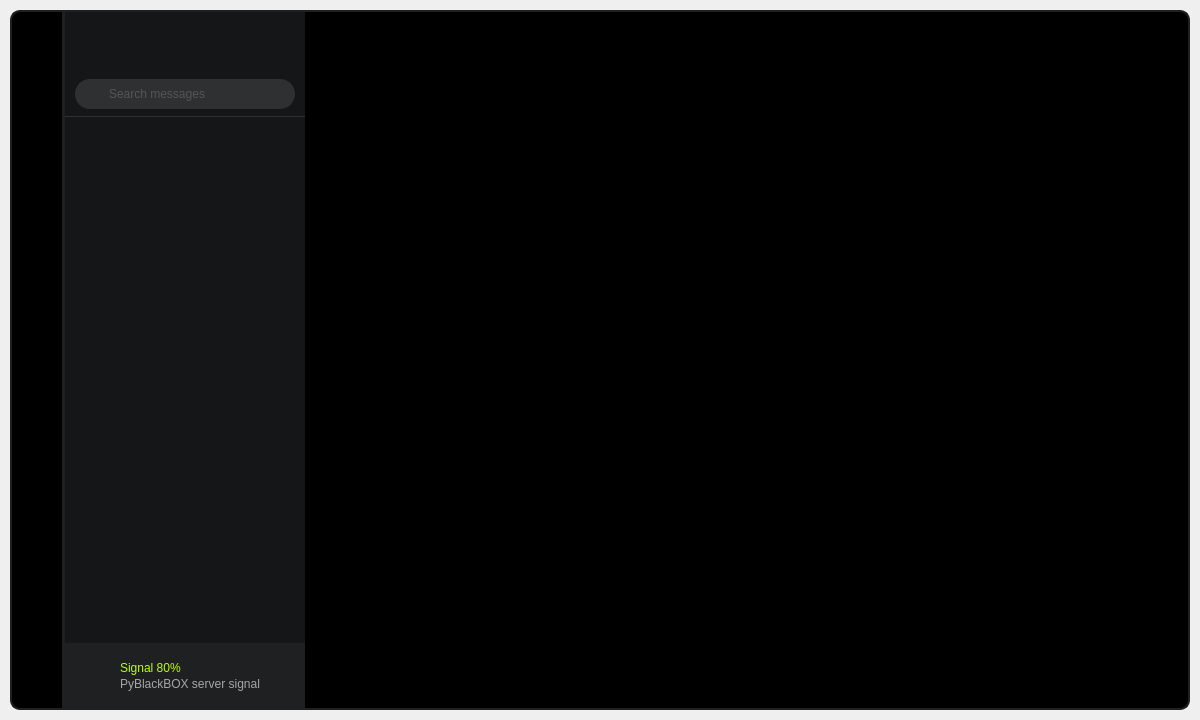
Above: main.ui from SurfonL/Crest before the change. Below: the same form after it.
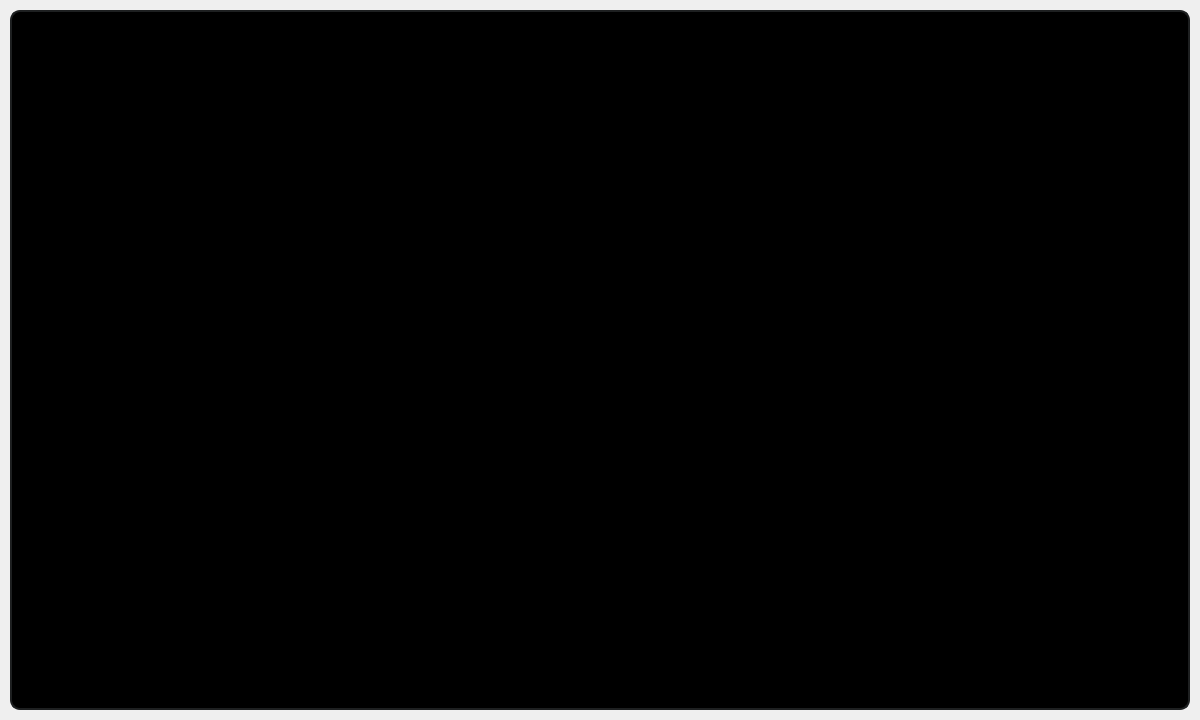
That is the form after the change. The open tabs and pages were chosen to show the change. Icons and pictures are not drawn.

```diff
--- a/main.ui
+++ b/main.ui
@@ -517,372 +517,6 @@
             </layout>
            </widget>
           </item>
-          <item>
-           <widget class="QFrame" name="left_messages">
-            <property name="minimumSize">
-             <size>
-              <width>243</width>
-              <height>0</height>
-             </size>
-            </property>
-            <property name="maximumSize">
-             <size>
-              <width>243</width>
-              <height>16777215</height>
-             </size>
-            </property>
-            <property name="frameShape">
-             <enum>QFrame::NoFrame</enum>
-            </property>
-            <property name="frameShadow">
-             <enum>QFrame::Raised</enum>
-            </property>
-            <property name="lineWidth">
-             <number>0</number>
-            </property>
-            <layout class="QVBoxLayout" name="left_box_layout">
-             <property name="spacing">
-              <number>0</number>
-             </property>
-             <property name="leftMargin">
-              <number>0</number>
-             </property>
-             <property name="topMargin">
-              <number>0</number>
-             </property>
-             <property name="rightMargin">
-              <number>0</number>
-             </property>
-             <property name="bottomMargin">
-              <number>0</number>
-             </property>
-             <item>
-              <widget class="QFrame" name="top_messages">
-               <property name="minimumSize">
-                <size>
-                 <width>0</width>
-                 <height>105</height>
-                </size>
-               </property>
-               <property name="maximumSize">
-                <size>
-                 <width>16777215</width>
-                 <height>105</height>
-                </size>
-               </property>
-               <property name="frameShape">
-                <enum>QFrame::NoFrame</enum>
-               </property>
-               <property name="frameShadow">
-                <enum>QFrame::Raised</enum>
-               </property>
-               <layout class="QVBoxLayout" name="top_messages_layout">
-                <property name="spacing">
-                 <number>0</number>
-                </property>
-                <property name="leftMargin">
-                 <number>0</number>
-                </property>
-                <property name="topMargin">
-                 <number>0</number>
-                </property>
-                <property name="rightMargin">
-                 <number>0</number>
-                </property>
-                <property name="bottomMargin">
-                 <number>0</number>
-                </property>
-                <item>
-                 <widget class="QFrame" name="top_user_frame">
-                  <property name="minimumSize">
-                   <size>
-                    <width>0</width>
-                    <height>60</height>
-                   </size>
-                  </property>
-                  <property name="maximumSize">
-                   <size>
-                    <width>16777215</width>
-                    <height>60</height>
-                   </size>
-                  </property>
-                  <property name="frameShape">
-                   <enum>QFrame::NoFrame</enum>
-                  </property>
-                  <property name="frameShadow">
-                   <enum>QFrame::Raised</enum>
-                  </property>
-                 </widget>
-                </item>
-                <item>
-                 <widget class="QFrame" name="search_sms_frame">
-                  <property name="minimumSize">
-                   <size>
-                    <width>0</width>
-                    <height>40</height>
-                   </size>
-                  </property>
-                  <property name="maximumSize">
-                   <size>
-                    <width>16777215</width>
-                    <height>40</height>
-                   </size>
-                  </property>
-                  <property name="frameShape">
-                   <enum>QFrame::NoFrame</enum>
-                  </property>
-                  <property name="frameShadow">
-                   <enum>QFrame::Raised</enum>
-                  </property>
-                  <layout class="QVBoxLayout" name="verticalLayout_6">
-                   <property name="spacing">
-                    <number>0</number>
-                   </property>
-                   <property name="leftMargin">
-                    <number>10</number>
-                   </property>
-                   <property name="topMargin">
-                    <number>0</number>
-                   </property>
-                   <property name="rightMargin">
-                    <number>10</number>
-                   </property>
-                   <property name="bottomMargin">
-                    <number>0</number>
-                   </property>
-                   <item alignment="Qt::AlignVCenter">
-                    <widget class="QLineEdit" name="search_line_edit">
-                     <property name="minimumSize">
-                      <size>
-                       <width>0</width>
-                       <height>30</height>
-                      </size>
-                     </property>
-                     <property name="maximumSize">
-                      <size>
-                       <width>16777215</width>
-                       <height>40</height>
-                      </size>
-                     </property>
-                     <property name="placeholderText">
-                      <string>Search messages</string>
-                     </property>
-                    </widget>
-                   </item>
-                  </layout>
-                 </widget>
-                </item>
-               </layout>
-              </widget>
-             </item>
-             <item>
-              <widget class="QScrollArea" name="left_messages_scroll">
-               <property name="frameShape">
-                <enum>QFrame::NoFrame</enum>
-               </property>
-               <property name="verticalScrollBarPolicy">
-                <enum>Qt::ScrollBarAlwaysOff</enum>
-               </property>
-               <property name="horizontalScrollBarPolicy">
-                <enum>Qt::ScrollBarAlwaysOff</enum>
-               </property>
-               <property name="widgetResizable">
-                <bool>true</bool>
-               </property>
-               <widget class="QWidget" name="messages_scroll">
-                <property name="geometry">
-                 <rect>
-                  <x>0</x>
-                  <y>0</y>
-                  <width>100</width>
-                  <height>30</height>
-                 </rect>
-                </property>
-                <layout class="QVBoxLayout" name="messages_layout_base">
-                 <property name="spacing">
-                  <number>0</number>
-                 </property>
-                 <property name="leftMargin">
-                  <number>0</number>
-                 </property>
-                 <property name="topMargin">
-                  <number>5</number>
-                 </property>
-                 <property name="rightMargin">
-                  <number>0</number>
-                 </property>
-                 <property name="bottomMargin">
-                  <number>5</number>
-                 </property>
-                 <item alignment="Qt::AlignTop">
-                  <widget class="QFrame" name="messages_frame">
-                   <property name="frameShape">
-                    <enum>QFrame::NoFrame</enum>
-                   </property>
-                   <property name="frameShadow">
-                    <enum>QFrame::Raised</enum>
-                   </property>
-                   <layout class="QVBoxLayout" name="messages_layout">
-                    <property name="spacing">
-                     <number>5</number>
-                    </property>
-                    <property name="leftMargin">
-                     <number>0</number>
-                    </property>
-                    <property name="topMargin">
-                     <number>0</number>
-                    </property>
-                    <property name="rightMargin">
-                     <number>0</number>
-                    </property>
-                    <property name="bottomMargin">
-                     <number>0</number>
-                    </property>
-                   </layout>
-                  </widget>
-                 </item>
-                </layout>
-               </widget>
-              </widget>
-             </item>
-             <item>
-              <widget class="QFrame" name="bottom_messages">
-               <property name="minimumSize">
-                <size>
-                 <width>0</width>
-                 <height>65</height>
-                </size>
-               </property>
-               <property name="maximumSize">
-                <size>
-                 <width>16777215</width>
-                 <height>65</height>
-                </size>
-               </property>
-               <property name="frameShape">
-                <enum>QFrame::NoFrame</enum>
-               </property>
-               <property name="frameShadow">
-                <enum>QFrame::Raised</enum>
-               </property>
-               <layout class="QVBoxLayout" name="verticalLayout_5">
-                <property name="spacing">
-                 <number>0</number>
-                </property>
-                <property name="leftMargin">
-                 <number>15</number>
-                </property>
-                <property name="topMargin">
-                 <number>0</number>
-                </property>
-                <property name="rightMargin">
-                 <number>10</number>
-                </property>
-                <property name="bottomMargin">
-                 <number>0</number>
-                </property>
-                <item alignment="Qt::AlignVCenter">
-                 <widget class="QFrame" name="signal_frame">
-                  <property name="minimumSize">
-                   <size>
-                    <width>0</width>
-                    <height>35</height>
-                   </size>
-                  </property>
-                  <property name="maximumSize">
-                   <size>
-                    <width>16777215</width>
-                    <height>35</height>
-                   </size>
-                  </property>
-                  <property name="frameShape">
-                   <enum>QFrame::NoFrame</enum>
-                  </property>
-                  <property name="frameShadow">
-                   <enum>QFrame::Raised</enum>
-                  </property>
-                  <layout class="QHBoxLayout" name="horizontalLayout_2">
-                   <property name="spacing">
-                    <number>10</number>
-                   </property>
-                   <property name="leftMargin">
-                    <number>0</number>
-                   </property>
-                   <property name="topMargin">
-                    <number>0</number>
-                   </property>
-                   <property name="rightMargin">
-                    <number>0</number>
-                   </property>
-                   <property name="bottomMargin">
-                    <number>0</number>
-                   </property>
-                   <item>
-                    <widget class="QFrame" name="signal_icon">
-                     <property name="maximumSize">
-                      <size>
-                       <width>30</width>
-                       <height>16777215</height>
-                      </size>
-                     </property>
-                     <property name="frameShape">
-                      <enum>QFrame::NoFrame</enum>
-                     </property>
-                     <property name="frameShadow">
-                      <enum>QFrame::Raised</enum>
-                     </property>
-                    </widget>
-                   </item>
-                   <item>
-                    <widget class="QFrame" name="signal_text">
-                     <property name="frameShape">
-                      <enum>QFrame::NoFrame</enum>
-                     </property>
-                     <property name="frameShadow">
-                      <enum>QFrame::Raised</enum>
-                     </property>
-                     <layout class="QVBoxLayout" name="verticalLayout_7">
-                      <property name="spacing">
-                       <number>0</number>
-                      </property>
-                      <property name="leftMargin">
-                       <number>0</number>
-                      </property>
-                      <property name="topMargin">
-                       <number>2</number>
-                      </property>
-                      <property name="rightMargin">
-                       <number>0</number>
-                      </property>
-                      <property name="bottomMargin">
-                       <number>2</number>
-                      </property>
-                      <item>
-                       <widget class="QLabel" name="label_top">
-                        <property name="text">
-                         <string>Signal 80%</string>
-                        </property>
-                       </widget>
-                      </item>
-                      <item>
-                       <widget class="QLabel" name="label_bottom">
-                        <property name="text">
-                         <string>PyBlackBOX server signal</string>
-                        </property>
-                       </widget>
-                      </item>
-                     </layout>
-                    </widget>
-                   </item>
-                  </layout>
-                 </widget>
-                </item>
-               </layout>
-              </widget>
-             </item>
-            </layout>
-           </widget>
-          </item>
           <item>
            <widget class="QFrame" name="right_content">
             <property name="font">
```
